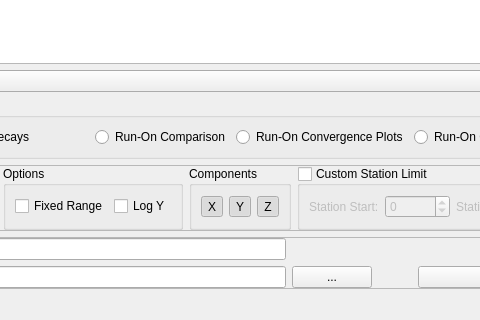
The window that src/ui/test_runner.ui (Crone-Geophysics/IRAP_Modelling) describes before a commit, drawn with Qt 5; both pictures show x 179 to 659 and y 280 to 600 of the 800 by 600 pixel window.
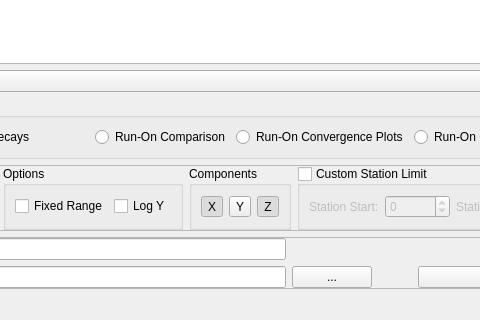
The same window after the commit. Icons and pictures are not drawn.

Diff of the .ui file:
```diff
--- a/src/ui/test_runner.ui
+++ b/src/ui/test_runner.ui
@@ -127,7 +127,7 @@
              <bool>true</bool>
             </property>
             <property name="checked">
-             <bool>true</bool>
+             <bool>false</bool>
             </property>
            </widget>
           </item>
```
